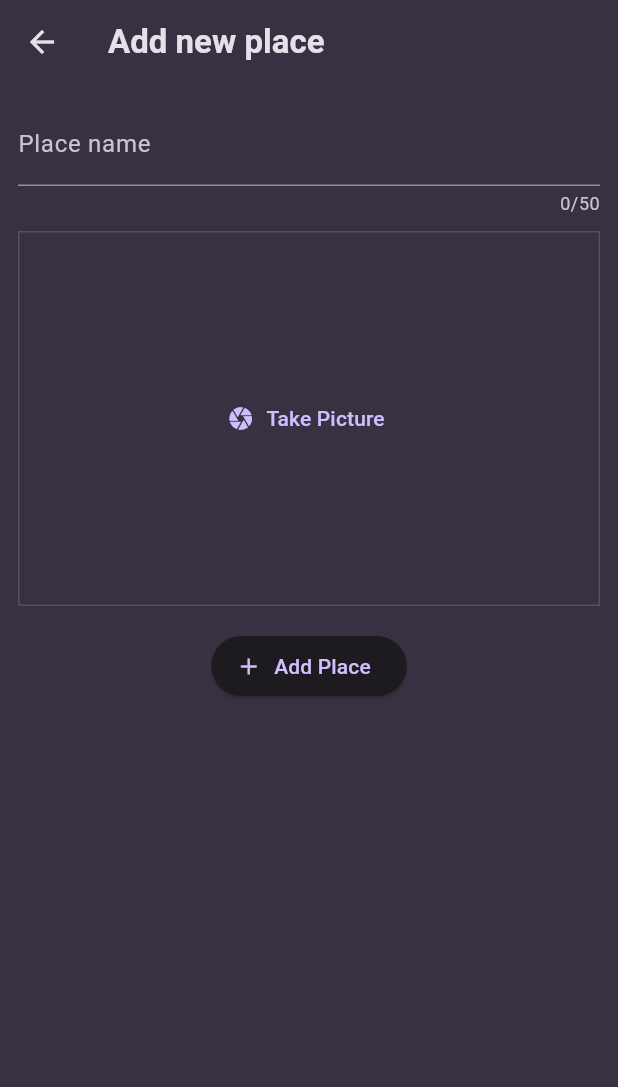
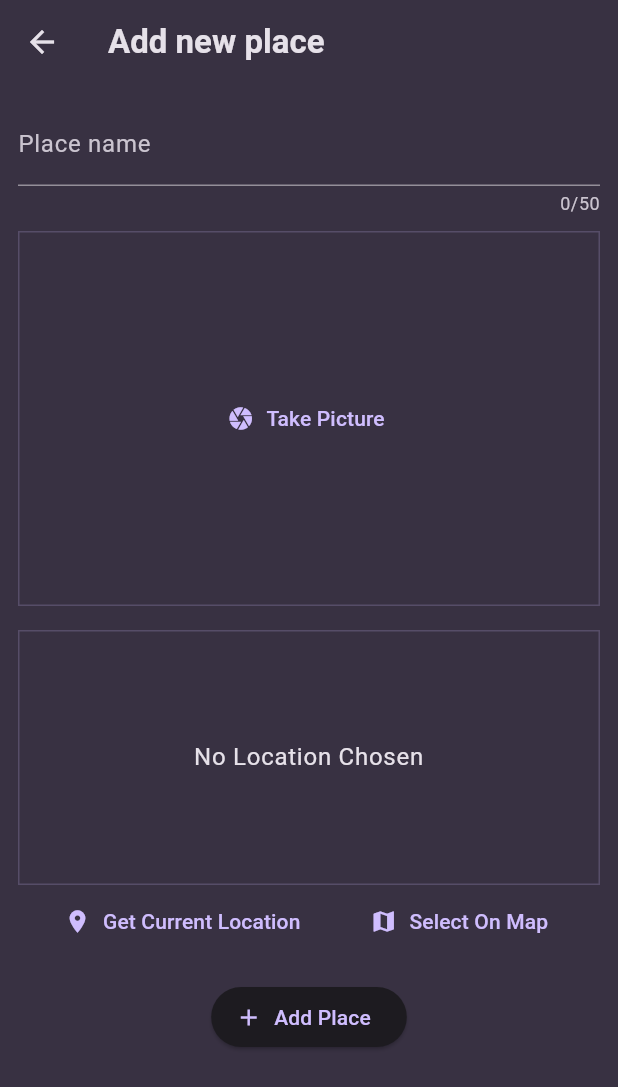
Before and after one commit to Coolhatena/flutter-favorite-places, a Flutter app: the AddPlaceScreen screen opened directly, on a phone screen of 412 x 824 dp. Shown: the top 1087 px of the screen. Run offline on Flutter 3.47's test engine with Material 3 defaults, Android fonts, the phone set to English and light mode, and no system bars; our stand-ins replace flutter_riverpod, google_fonts, image_picker, location.

Commit message:
Add location input & take current location

```diff
--- a/lib/screens/add_place_screen.dart
+++ b/lib/screens/add_place_screen.dart
@@ -3,6 +3,7 @@ import 'dart:io';
 import 'package:favorite_places/models/place.dart';
 import 'package:favorite_places/providers/places_provider.dart';
 import 'package:favorite_places/widgets/image_input.dart';
+import 'package:favorite_places/widgets/location_input.dart';
 import 'package:flutter/material.dart';
 import 'package:flutter_riverpod/flutter_riverpod.dart';
 
@@ -74,6 +75,8 @@ class _AddPlaceScreenState extends State<AddPlaceScreen> {
                     },
                   ),
                   const SizedBox(height: 16),
+                  LocationInput(),
+                  const SizedBox(height: 16),
                   ElevatedButton.icon(
                     onPressed: () {
                       _submitPlace(context);
--- /dev/null
+++ b/lib/widgets/location_input.dart
@@ -0,0 +1,100 @@
+import 'package:flutter/material.dart';
+import 'package:location/location.dart';
+
+class LocationInput extends StatefulWidget {
+  const LocationInput({super.key});
+
+  @override
+  State<LocationInput> createState() {
+    return _LocationInputState();
+  }
+}
+
+class _LocationInputState extends State<LocationInput> {
+  Location? _pickedLocation;
+  var _isGettingLocation = false;
+
+  void _getCurrentLocation() async {
+    Location location = Location();
+
+    bool serviceEnabled;
+    PermissionStatus permissionGranted;
+    LocationData locationData;
+
+    serviceEnabled = await location.serviceEnabled();
+    if (!serviceEnabled) {
+      serviceEnabled = await location.requestService();
+      if (!serviceEnabled) {
+        return;
+      }
+    }
+
+    permissionGranted = await location.hasPermission();
+    if (permissionGranted == PermissionStatus.denied) {
+      permissionGranted = await location.requestPermission();
+      if (permissionGranted != PermissionStatus.granted) {
+        return;
+      }
+    }
+
+    setState(() {
+      _isGettingLocation = true;
+    });
+
+    locationData = await location.getLocation();
+
+    setState(() {
+      _isGettingLocation = false;
+    });
+    print(locationData.latitude);
+    print(locationData.longitude);
+  }
+
+  @override
+  Widget build(BuildContext context) {
+    Widget previewContent = Text(
+      "No Location Chosen",
+      textAlign: TextAlign.center,
+      style: Theme.of(context)
+          .textTheme
+          .bodyLarge!
+          .copyWith(color: Theme.of(context).colorScheme.onSurface),
+    );
+
+    if (_isGettingLocation) {
+      previewContent = const CircularProgressIndicator();
+    }
+
+    return Column(
+      children: [
+        Container(
+          decoration: BoxDecoration(
+            border: Border.all(
+              width: 1,
+              color: Theme.of(context).colorScheme.primary.withOpacity(0.2),
+            ),
+          ),
+          height: 170,
+          width: double.infinity,
+          alignment: Alignment.center,
+          child: previewContent,
+        ),
+        Row(
+          mainAxisAlignment: MainAxisAlignment.spaceEvenly,
+          children: [
+            TextButton.icon(
+              onPressed: _getCurrentLocation,
+              icon: const Icon(Icons.location_on),
+              label: const Text('Get Current Location'),
+            ),
+            TextButton.icon(
+              onPressed: () {},
+              icon: const Icon(Icons.map),
+              label: const Text('Select On Map'),
+            )
+          ],
+        )
+      ],
+    );
+  }
+}
```
Also changed, not shown: 1 other file.
